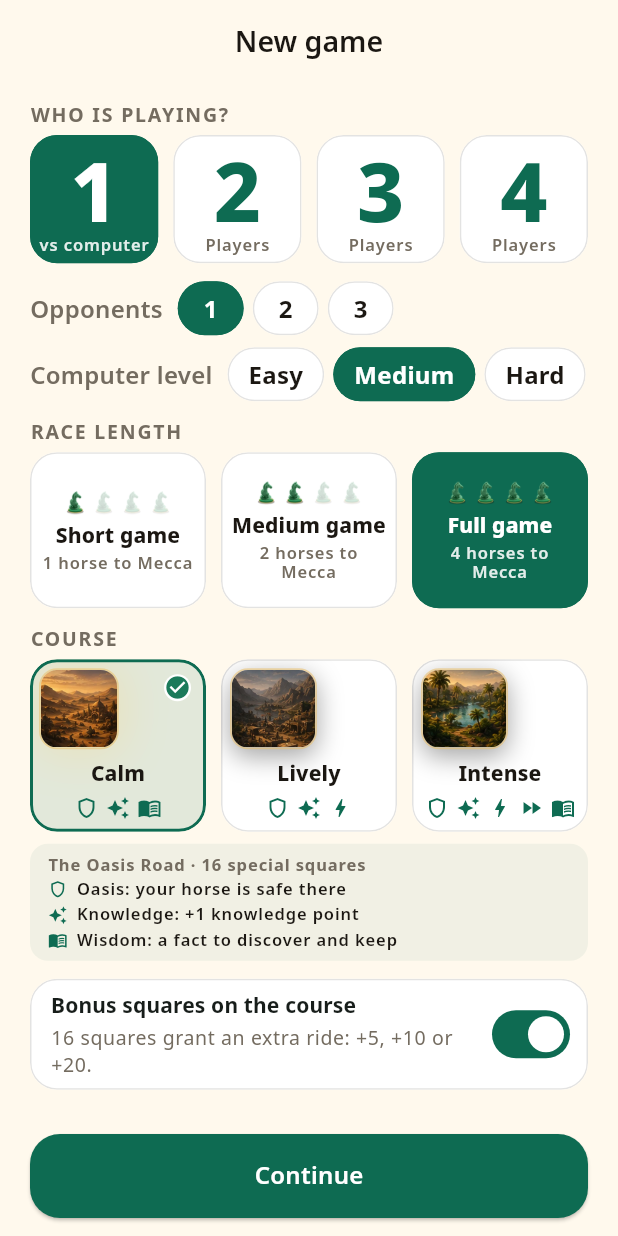
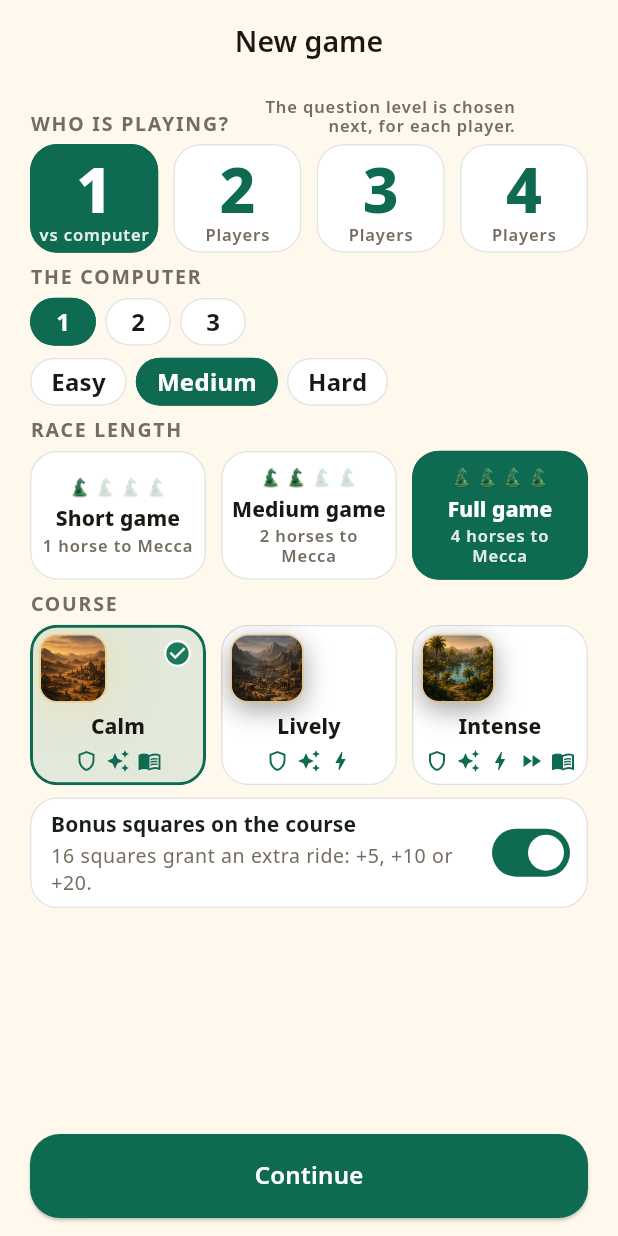
Before and after one commit to UPASCO/IqraQuest, a Flutter app: the ModeSelectionScreen screen opened by its route, on a phone screen of 412 x 824 dp. Run offline on Flutter 3.47's test engine with Material 3 defaults, Android fonts, the phone set to English and light mode, and no system bars; our stand-ins replace audioplayers, flutter_riverpod, flutter_secure_storage, go_router, in_app_purchase, share_plus and 1 more; accounts and stored records are empty; project files that could hold a hidden picture were left out.

Commit message:
Say where the question level is, and stop the setup screen scrolling in solo
Reported: "je ne vois pas le mode hyper facile". It was there — first
chip under "Niveau des questions" on the riders screen — but the setup
screen before it showed a row called "Niveau de l'ordi" with three
levels, and the reader stopped at the first thing called "niveau",
counted three where there are five, and concluded the level was missing.

- That row is named for what it actually sets now: "Force de l'ordi"
  (computerStrengthLabel), so the word "niveau" means one thing in this
  flow.
- The setup screen says where the other one is, in a line that rides on
  the "QUI JOUE ?" eyebrow rather than costing a row of its own.

Chasing that line's height turned up the real defect. The setup screen
was measured for scrolling with a harness that forces an 1800-point
viewport, so "it fits without scrolling" had never been tested against
a phone. On a 390x844 it scrolled by 67 points in solo — 113 on the
busiest course — with the bonus switch behind the pinned Continue
button. Solo carries two rows family does not, and the density
threshold (560 points) had been guessed, so a common phone counted as
roomy and got the comfortable layout it cannot afford.

Density is measured now: the comfortable layout needs about 740 points
in family and 890 in solo, so every phone gets the dense one and a
tablet gets the roomy one. In the dense layout the computer's two chip
rows share one eyebrow instead of carrying a label each, the tiles and
chips lose a few points, and the course note — the tallest block, and
the only one that explains rather than chooses — steps aside. Nothing
is lost with it: the tile already names how eventful a course is and
carries a glyph per kind of square, and the rules screen has a step for
each. A tablet still shows the full note.

The regression test is rewritten against real phones (common, large,
Android, and German for the longest labels, in solo on the busiest
course) and asserts two things: the screen does not scroll, and the
last control ends above the button. Its first version read the extent
off Scrollable.controller, which a SingleChildScrollView leaves null,
so it measured nothing and passed on a layout that scrolled by 115.

Co-Authored-By: Claude Opus 5 <noreply@anthropic.com>
Claude-Session: https://claude.ai/code/session_01FV3FyCKNjt2AKEZ15AcXXT

```diff
--- a/lib/features/mode_selection/presentation/mode_selection_screen.dart
+++ b/lib/features/mode_selection/presentation/mode_selection_screen.dart
@@ -67,31 +67,51 @@ class _ModeSelectionScreenState extends State<ModeSelectionScreen> {
             // Rather than scroll there, every gap and tile tightens a
             // notch and the course note steps aside — the choices
             // themselves never shrink below a thumb.
-            final compact = constraints.maxHeight < 560;
+            // What the comfortable layout actually needs, measured:
+            // about 620 points in family, and about 890 in solo, which
+            // carries two more rows — how many computer riders, and how
+            // well they play. No phone has 890, so solo is dense on
+            // every phone and comfortable from a tablet up. Guessing
+            // this threshold instead of measuring it is what put the
+            // bonus switch under the Continue button: at 712 points a
+            // common phone counted as roomy and the screen scrolled by
+            // 173.
+            // Measured, not guessed: laid out comfortably this screen
+            // needs about 740 points in family and 890 in solo, which
+            // carries the computer's two rows. No phone has either, so
+            // every phone gets the dense layout and a tablet gets the
+            // roomy one. Guessing this (560, then a single 740) is what
+            // put the bonus switch under the Continue button: at 712
+            // points a common phone counted as roomy and the screen
+            // scrolled by 173.
+            final compact = constraints.maxHeight < (_isSolo ? 890.0 : 740.0);
             // And the other way on a tablet: with twice the height to
             // spare, the tiles grow and the whole block floats a third
             // of the way down rather than huddling under the app bar.
             final roomy = constraints.maxHeight > 900 && constraints.maxWidth >= 600;
-            final gap = compact ? 10.0 : (roomy ? 22.0 : 12.0);
+            final gap = compact ? 8.0 : (roomy ? 22.0 : 12.0);
             return FitOrScroll(
               padding: pagePadding(context, top: compact ? 8 : 12, bottom: 8),
               child: Column(
                 crossAxisAlignment: CrossAxisAlignment.stretch,
                 children: [
                   if (roomy) const Spacer(),
-                  _Eyebrow(l10n.setupWhoPlays),
+                  _Eyebrow(l10n.setupWhoPlays, trailing: l10n.questionLevelNote),
                   _PlayerTiles(
                     selected: _players,
                     onChanged: (n) => setState(() => _players = n),
+                    compact: compact,
                     l10n: l10n,
                   ),
                   if (_isSolo) ...[
                     SizedBox(height: gap),
+                    if (compact) _Eyebrow(l10n.setupComputer),
                     _SoloOptions(
                       aiCount: _aiCount,
                       onAiCount: (n) => setState(() => _aiCount = n),
                       difficulty: _difficulty,
                       onDifficulty: (d) => setState(() => _difficulty = d),
+                      compact: compact,
                       l10n: l10n,
                     ),
                   ],
@@ -113,10 +133,19 @@ class _ModeSelectionScreenState extends State<ModeSelectionScreen> {
                     roomy: roomy,
                     l10n: l10n,
                   ),
+                  // The note explains the chosen course square by
+                  // square, and it is the tallest block on the screen.
+                  // A phone spends its height on the choices instead:
+                  // the tile already says how eventful the course is in
+                  // a word and carries one glyph per kind of square, and
+                  // the rules screen — the ? on the board — has a step
+                  // for each of them. On a tablet there is room for all
+                  // of it at once.
                   if (!compact) ...[
                     const SizedBox(height: 8),
                     _CircuitNote(
                       circuit: Circuit.all.firstWhere((c) => c.id == _circuit),
+                      dense: false,
                       l10n: l10n,
                     ),
                   ],
@@ -172,21 +201,53 @@ class _ModeSelectionScreenState extends State<ModeSelectionScreen> {
 /// A section's name, small and set apart, so the eye reads the tiles
 /// under it as one question.
 class _Eyebrow extends StatelessWidget {
-  const _Eyebrow(this.text);
+  const _Eyebrow(this.text, {this.trailing});
 
   final String text;
 
+  /// A note that belongs to this section but must not cost it a line of
+  /// its own — it rides on the eyebrow's row. "Where do I set the
+  /// difficulty?" is the question this screen kept failing to answer,
+  /// and the answer is one screen away, not on this one.
+  final String? trailing;
+
   @override
   Widget build(BuildContext context) {
-    return Padding(
-      padding: const EdgeInsets.only(bottom: 6),
-      child: Text(
+    final colors = context.colors;
+    final label = Text(
       text.toUpperCase(),
       style: Theme.of(context).textTheme.labelMedium?.copyWith(
-          color: context.colors.textSecondary,
+        color: colors.textSecondary,
         fontWeight: FontWeight.w700,
         letterSpacing: 1.2,
       ),
+    );
+    return Padding(
+      padding: const EdgeInsets.only(bottom: 6),
+      child: trailing == null
+          ? label
+          : Row(
+              crossAxisAlignment: CrossAxisAlignment.end,
+              children: [
+                // Both sides give way: on the floor phone at the large
+                // text size the eyebrow alone is nearly the full width,
+                // and a rigid label overflowed the row by a pixel.
+                Flexible(child: label),
+                const SizedBox(width: 10),
+                Flexible(
+                  child: Text(
+                    trailing!,
+                    key: const Key('question-level-note'),
+                    textAlign: TextAlign.end,
+                    maxLines: 2,
+                    overflow: TextOverflow.ellipsis,
+                    style: Theme.of(context).textTheme.labelSmall?.copyWith(
+                      color: colors.textSecondary,
+                      height: 1.15,
+                    ),
+                  ),
+                ),
+              ],
             ),
     );
   }
@@ -199,11 +260,13 @@ class _PlayerTiles extends StatelessWidget {
   const _PlayerTiles({
     required this.selected,
     required this.onChanged,
+    required this.compact,
     required this.l10n,
   });
 
   final int selected;
   final ValueChanged<int> onChanged;
+  final bool compact;
   final AppLocalizations l10n;
 
   @override
@@ -214,7 +277,10 @@ class _PlayerTiles extends StatelessWidget {
           if (n > 1) const SizedBox(width: 10),
           Expanded(
             child: AspectRatio(
-              aspectRatio: 1,
+              // A shade wider than tall when the room is tight: the
+              // number is sized by the tile, so it stays the biggest
+              // thing on the screen either way.
+              aspectRatio: compact ? 1.18 : 1,
               child: _NumberTile(
                 key: Key('players-$n'),
                 number: n,
@@ -353,6 +419,7 @@ class _SoloOptions extends StatelessWidget {
     required this.onAiCount,
     required this.difficulty,
     required this.onDifficulty,
+    required this.compact,
     required this.l10n,
   });
 
@@ -360,6 +427,7 @@ class _SoloOptions extends StatelessWidget {
   final ValueChanged<int> onAiCount;
   final AiDifficulty difficulty;
   final ValueChanged<AiDifficulty> onDifficulty;
+  final bool compact;
   final AppLocalizations l10n;
 
   @override
@@ -370,7 +438,7 @@ class _SoloOptions extends StatelessWidget {
       crossAxisAlignment: WrapCrossAlignment.center,
       children: [
         _ChipGroup(
-          label: l10n.aiOpponentsLabel,
+          label: compact ? null : l10n.aiOpponentsLabel,
           chips: [
             for (var n = 1; n <= 3; n++)
               _Chip(
@@ -379,12 +447,13 @@ class _SoloOptions extends StatelessWidget {
                 semanticsLabel: '$n ${l10n.aiOpponentsLabel}',
                 selected: aiCount == n,
                 minWidth: 44,
+                compact: compact,
                 onTap: () => onAiCount(n),
               ),
           ],
         ),
         _ChipGroup(
-          label: l10n.computerLevelLabel,
+          label: compact ? null : l10n.computerStrengthLabel,
           chips: [
             for (final d in AiDifficulty.values)
               _Chip(
@@ -395,6 +464,7 @@ class _SoloOptions extends StatelessWidget {
                   AiDifficulty.hard => l10n.difficultyHard,
                 },
                 selected: difficulty == d,
+                compact: compact,
                 onTap: () => onDifficulty(d),
               ),
           ],
@@ -409,7 +479,11 @@ class _SoloOptions extends StatelessWidget {
 class _ChipGroup extends StatelessWidget {
   const _ChipGroup({required this.label, required this.chips});
 
-  final String label;
+  /// Null when the section's eyebrow already names what these chips are:
+  /// two labelled rows cost a phone a line each, and the chips say what
+  /// they are (a count, a strength) once the eyebrow has introduced
+  /// them. The screen reader still hears the full label on every chip.
+  final String? label;
   final List<Widget> chips;
 
   @override
@@ -417,18 +491,20 @@ class _ChipGroup extends StatelessWidget {
     // The chips are one item of the outer wrap, so they move to the next
     // line together: a label followed by two chips and a third one
     // stranded underneath read as a broken row.
+    final row = Wrap(spacing: 6, runSpacing: 6, children: chips);
+    if (label == null) return row;
     return Wrap(
       spacing: 10,
       runSpacing: 6,
       crossAxisAlignment: WrapCrossAlignment.center,
       children: [
         Text(
-          label,
+          label!,
           style: Theme.of(context).textTheme.labelLarge?.copyWith(
             color: context.colors.textSecondary,
           ),
         ),
-        Wrap(spacing: 6, runSpacing: 6, children: chips),
+        row,
       ],
     );
   }
@@ -443,6 +519,7 @@ class _Chip extends StatelessWidget {
     required this.onTap,
     this.semanticsLabel,
     this.minWidth = 0,
+    this.compact = false,
   });
 
   final String label;
@@ -450,6 +527,9 @@ class _Chip extends StatelessWidget {
   final VoidCallback onTap;
   final String? semanticsLabel;
   final double minWidth;
+
+  /// Still a comfortable target, six points shorter.
+  final bool compact;
 
   @override
   Widget build(BuildContext context) {
@@ -471,9 +551,15 @@ class _Chip extends StatelessWidget {
         child: InkWell(
           onTap: onTap,
           child: ConstrainedBox(
-            constraints: BoxConstraints(minWidth: minWidth, minHeight: 36),
+            constraints: BoxConstraints(
+              minWidth: minWidth,
+              minHeight: compact ? 32 : 36,
+            ),
             child: Padding(
-              padding: const EdgeInsets.symmetric(horizontal: 14, vertical: 7),
+              padding: EdgeInsets.symmetric(
+                horizontal: 14,
+                vertical: compact ? 5 : 7,
+              ),
               child: Center(
                 widthFactor: 1,
                 child: Text(
@@ -526,7 +612,7 @@ class _LengthTiles extends StatelessWidget {
             Expanded(
               child: ConstrainedBox(
                 constraints: BoxConstraints(
-                  minHeight: compact ? 92 : (roomy ? 136 : 104),
+                  minHeight: compact ? 86 : (roomy ? 136 : 104),
                 ),
                 child: _LengthTile(
                   key: ValueKey('format-${variant.name}'),
@@ -816,9 +902,17 @@ class _CircuitTile extends StatelessWidget {
 /// plain squares until their flows ship, and a note promising them
 /// would be a note that lies.
 class _CircuitNote extends StatelessWidget {
-  const _CircuitNote({required this.circuit, required this.l10n});
+  const _CircuitNote({
+    required this.circuit,
+    required this.dense,
+    required this.l10n,
+  });
 
   final Circuit circuit;
+
+  /// Name the squares instead of explaining them, for the layouts that
+  /// cannot afford five lines.
+  final bool dense;
   final AppLocalizations l10n;
 
   @override
@@ -831,7 +925,7 @@ class _CircuitNote extends StatelessWidget {
     );
     return Container(
       key: const Key('circuit-note'),
-      padding: const EdgeInsets.symmetric(horizontal: 12, vertical: 7),
+      padding: EdgeInsets.symmetric(horizontal: 12, vertical: dense ? 5 : 7),
       decoration: BoxDecoration(
         color: colors.primary.withValues(alpha: 0.06),
         borderRadius: BorderRadius.circular(12),
@@ -849,6 +943,24 @@ class _CircuitNote extends StatelessWidget {
               fontWeight: FontWeight.w700,
             ),
           ),
+          if (dense) ...[
+            const SizedBox(height: 3),
+            Wrap(
+              spacing: 10,
+              runSpacing: 2,
+              children: [
+                for (final effect in _actingEffects(circuit))
+                  Row(
+                    mainAxisSize: MainAxisSize.min,
+                    children: [
+                      Icon(_effectIcon(effect), size: 13, color: colors.primary),
+                      const SizedBox(width: 4),
+                      Text(_effectName(effect, l10n), style: line),
+                    ],
+                  ),
+              ],
+            ),
+          ] else
             for (final effect in _actingEffects(circuit)) ...[
               const SizedBox(height: 3),
               Row(
@@ -856,7 +968,11 @@ class _CircuitNote extends StatelessWidget {
                 children: [
                   Padding(
                     padding: const EdgeInsets.only(top: 1),
-                  child: Icon(_effectIcon(effect), size: 13, color: colors.primary),
+                    child: Icon(
+                      _effectIcon(effect),
+                      size: 13,
+                      color: colors.primary,
+                    ),
                   ),
                   const SizedBox(width: 6),
                   Expanded(
@@ -998,6 +1114,18 @@ IconData _effectIcon(CellEffect effect) => switch (effect) {
   CellEffect.plain => Icons.circle_outlined,
 };
 
+/// The square's name on its own, for the dense note.
+String _effectName(CellEffect effect, AppLocalizations l10n) => switch (effect) {
+  CellEffect.oasis => l10n.cellOasis,
+  CellEffect.knowledge => l10n.cellKnowledge,
+  CellEffect.challenge => l10n.cellChallenge,
+  CellEffect.shortcut => l10n.cellShortcut,
+  CellEffect.duel => l10n.cellDuel,
+  CellEffect.wisdom => l10n.cellWisdom,
+  CellEffect.relay => l10n.cellRelay,
+  CellEffect.plain => '',
+};
+
 /// What a square does, in words a child understands; the bare name for
 /// the kinds that never act.
 String _effectBlurb(CellEffect effect, AppLocalizations l10n) => switch (effect) {
--- a/lib/l10n/app_ar.arb
+++ b/lib/l10n/app_ar.arb
@@ -279,7 +279,9 @@
   "newGameTitle": "لعبة جديدة",
   "setupWhoPlays": "من يلعب؟",
   "soloTileCaption": "ضد الحاسوب",
-  "computerLevelLabel": "مستوى الحاسوب",
+  "computerStrengthLabel": "قوّة الحاسوب",
+  "setupComputer": "الحاسوب",
+  "questionLevelNote": "يُختار مستوى الأسئلة في الشاشة التالية، لكلّ لاعب.",
   "setupRaceLength": "مدة اللعبة",
   "raceLengthShort": "لعبة قصيرة",
   "raceLengthMedium": "لعبة متوسطة",
--- a/lib/l10n/app_de.arb
+++ b/lib/l10n/app_de.arb
@@ -279,7 +279,9 @@
   "newGameTitle": "Neues Spiel",
   "setupWhoPlays": "Wer spielt?",
   "soloTileCaption": "gegen den Computer",
-  "computerLevelLabel": "Computerstufe",
+  "computerStrengthLabel": "Spielstärke des Computers",
+  "setupComputer": "Der Computer",
+  "questionLevelNote": "Die Fragenstufe wird gleich danach für jeden Spieler gewählt.",
   "setupRaceLength": "Spieldauer",
   "raceLengthShort": "Kurzes Spiel",
   "raceLengthMedium": "Mittleres Spiel",
--- a/lib/l10n/app_en.arb
+++ b/lib/l10n/app_en.arb
@@ -1384,9 +1384,17 @@
   "@soloTileCaption": {
     "description": "Caption under the '1' player tile: one human against the computer"
   },
-  "computerLevelLabel": "Computer level",
-  "@computerLevelLabel": {
-    "description": "Label before the computer's difficulty chips"
+  "computerStrengthLabel": "Computer strength",
+  "@computerStrengthLabel": {
+    "description": "Label before the computer's difficulty chips. Deliberately NOT the word 'level': the question level is a different choice, on the next screen, and a tester who read this row as the question difficulty stopped looking there"
+  },
+  "setupComputer": "The computer",
+  "@setupComputer": {
+    "description": "Eyebrow over the computer's two chip rows on the setup screen"
+  },
+  "questionLevelNote": "The question level is chosen next, for each player.",
+  "@questionLevelNote": {
+    "description": "One line on the setup screen pointing at the per-rider question level, which is chosen on the next screen"
   },
   "setupRaceLength": "Race length",
   "@setupRaceLength": {
--- a/lib/l10n/app_es.arb
+++ b/lib/l10n/app_es.arb
@@ -279,7 +279,9 @@
   "newGameTitle": "Nueva partida",
   "setupWhoPlays": "¿Quién juega?",
   "soloTileCaption": "contra la máquina",
-  "computerLevelLabel": "Nivel de la máquina",
+  "computerStrengthLabel": "Fuerza de la máquina",
+  "setupComputer": "La máquina",
+  "questionLevelNote": "El nivel de las preguntas se elige después, para cada jugador.",
   "setupRaceLength": "Duración de la partida",
   "raceLengthShort": "Partida corta",
   "raceLengthMedium": "Partida media",
--- a/lib/l10n/app_fr.arb
+++ b/lib/l10n/app_fr.arb
@@ -279,7 +279,9 @@
   "newGameTitle": "Nouvelle partie",
   "setupWhoPlays": "Qui joue ?",
   "soloTileCaption": "contre l'ordi",
-  "computerLevelLabel": "Niveau de l'ordi",
+  "computerStrengthLabel": "Force de l'ordi",
+  "setupComputer": "L'ordinateur",
+  "questionLevelNote": "Le niveau des questions se choisit juste après, pour chaque joueur.",
   "setupRaceLength": "Durée de la partie",
   "raceLengthShort": "Partie courte",
   "raceLengthMedium": "Partie moyenne",
--- a/lib/l10n/app_id.arb
+++ b/lib/l10n/app_id.arb
@@ -279,7 +279,9 @@
   "newGameTitle": "Permainan baru",
   "setupWhoPlays": "Siapa yang bermain?",
   "soloTileCaption": "lawan komputer",
-  "computerLevelLabel": "Tingkat komputer",
+  "computerStrengthLabel": "Kekuatan komputer",
+  "setupComputer": "Komputer",
+  "questionLevelNote": "Tingkat pertanyaan dipilih setelah ini, untuk setiap pemain.",
   "setupRaceLength": "Lama permainan",
   "raceLengthShort": "Permainan singkat",
   "raceLengthMedium": "Permainan sedang",
--- a/lib/l10n/app_it.arb
+++ b/lib/l10n/app_it.arb
@@ -279,7 +279,9 @@
   "newGameTitle": "Nuova partita",
   "setupWhoPlays": "Chi gioca?",
   "soloTileCaption": "contro il computer",
-  "computerLevelLabel": "Livello del computer",
+  "computerStrengthLabel": "Forza del computer",
+  "setupComputer": "Il computer",
+  "questionLevelNote": "Il livello delle domande si sceglie subito dopo, per ogni giocatore.",
   "setupRaceLength": "Durata della partita",
   "raceLengthShort": "Partita breve",
   "raceLengthMedium": "Partita media",
--- a/lib/l10n/app_ms.arb
+++ b/lib/l10n/app_ms.arb
@@ -279,7 +279,9 @@
   "newGameTitle": "Permainan baharu",
   "setupWhoPlays": "Siapa yang bermain?",
   "soloTileCaption": "lawan komputer",
-  "computerLevelLabel": "Tahap komputer",
+  "computerStrengthLabel": "Kekuatan komputer",
+  "setupComputer": "Komputer",
+  "questionLevelNote": "Tahap soalan dipilih selepas ini, untuk setiap pemain.",
   "setupRaceLength": "Tempoh permainan",
   "raceLengthShort": "Permainan pendek",
   "raceLengthMedium": "Permainan sederhana",
--- a/lib/l10n/app_nl.arb
+++ b/lib/l10n/app_nl.arb
@@ -279,7 +279,9 @@
   "newGameTitle": "Nieuw spel",
   "setupWhoPlays": "Wie speelt er?",
   "soloTileCaption": "tegen de computer",
-  "computerLevelLabel": "Computerniveau",
+  "computerStrengthLabel": "Sterkte van de computer",
+  "setupComputer": "De computer",
+  "questionLevelNote": "Het vraagniveau kies je hierna, voor elke speler.",
   "setupRaceLength": "Speelduur",
   "raceLengthShort": "Kort spel",
   "raceLengthMedium": "Gemiddeld spel",
--- a/lib/l10n/app_pt.arb
+++ b/lib/l10n/app_pt.arb
@@ -279,7 +279,9 @@
   "newGameTitle": "Novo jogo",
   "setupWhoPlays": "Quem joga?",
   "soloTileCaption": "contra o computador",
-  "computerLevelLabel": "Nível do computador",
+  "computerStrengthLabel": "Força do computador",
+  "setupComputer": "O computador",
+  "questionLevelNote": "O nível das perguntas escolhe-se a seguir, para cada jogador.",
   "setupRaceLength": "Duração do jogo",
   "raceLengthShort": "Jogo curto",
   "raceLengthMedium": "Jogo médio",
--- a/lib/l10n/app_tr.arb
+++ b/lib/l10n/app_tr.arb
@@ -279,7 +279,9 @@
   "newGameTitle": "Yeni oyun",
   "setupWhoPlays": "Kim oynuyor?",
   "soloTileCaption": "bilgisayara karşı",
-  "computerLevelLabel": "Bilgisayar seviyesi",
+  "computerStrengthLabel": "Bilgisayarın gücü",
+  "setupComputer": "Bilgisayar",
+  "questionLevelNote": "Soru seviyesi hemen sonra, her oyuncu için seçilir.",
   "setupRaceLength": "Oyun süresi",
   "raceLengthShort": "Kısa oyun",
   "raceLengthMedium": "Orta oyun",
--- a/lib/l10n/app_ur.arb
+++ b/lib/l10n/app_ur.arb
@@ -279,7 +279,9 @@
   "newGameTitle": "نیا کھیل",
   "setupWhoPlays": "کون کھیل رہا ہے؟",
   "soloTileCaption": "کمپیوٹر کے خلاف",
-  "computerLevelLabel": "کمپیوٹر کی سطح",
+  "computerStrengthLabel": "کمپیوٹر کی طاقت",
+  "setupComputer": "کمپیوٹر",
+  "questionLevelNote": "سوالات کی سطح اگلی اسکرین پر ہر کھلاڑی کے لیے چنی جاتی ہے۔",
   "setupRaceLength": "کھیل کی مدت",
   "raceLengthShort": "مختصر کھیل",
   "raceLengthMedium": "درمیانہ کھیل",
```
Also changed, not shown: lib/l10n/generated/app_localizations.dart, lib/l10n/generated/app_localizations_ar.dart, lib/l10n/generated/app_localizations_de.dart, lib/l10n/generated/app_localizations_en.dart, lib/l10n/generated/app_localizations_es.dart, lib/l10n/generated/app_localizations_fr.dart, lib/l10n/generated/app_localizations_id.dart, lib/l10n/generated/app_localizations_it.dart, lib/l10n/generated/app_localizations_ms.dart, lib/l10n/generated/app_localizations_nl.dart, lib/l10n/generated/app_localizations_pt.dart, lib/l10n/generated/app_localizations_tr.dart, lib/l10n/generated/app_localizations_ur.dart, 2 other files. Lines whose indentation alone changed are shown as unchanged.
